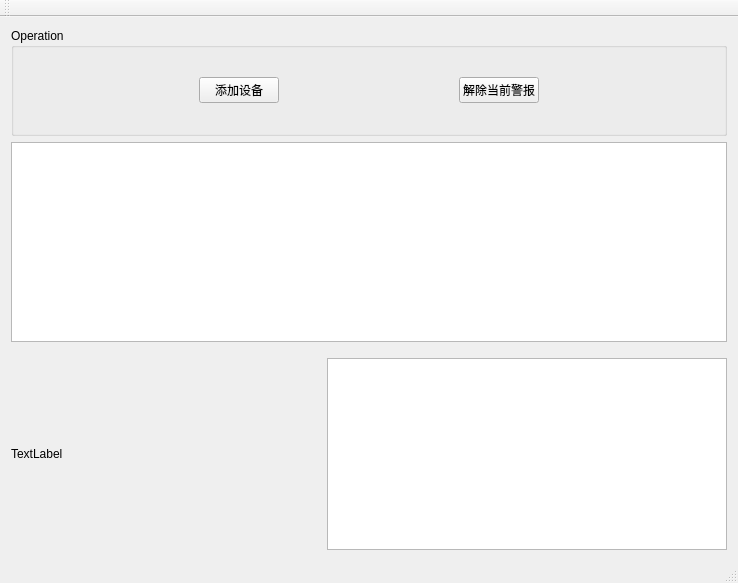
This is CameraStatusMonitor/mainwindow.ui in humadivinty/Qt_CameraStatusMonitor as Qt 5 draws it before an edit. The edited form follows.
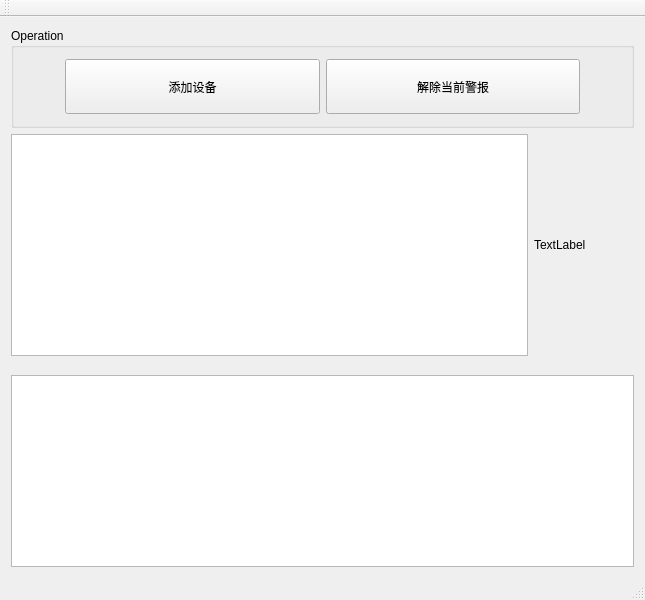
This is the edited form.

Diff of the .ui file:
```diff
--- a/CameraStatusMonitor/mainwindow.ui
+++ b/CameraStatusMonitor/mainwindow.ui
@@ -6,16 +6,26 @@
    <rect>
     <x>0</x>
     <y>0</y>
-    <width>738</width>
-    <height>583</height>
+    <width>645</width>
+    <height>600</height>
    </rect>
   </property>
+  <property name="sizePolicy">
+   <sizepolicy hsizetype="Minimum" vsizetype="Minimum">
+    <horstretch>0</horstretch>
+    <verstretch>0</verstretch>
+   </sizepolicy>
+  </property>
+  <property name="minimumSize">
+   <size>
+    <width>645</width>
+    <height>600</height>
+   </size>
+  </property>
   <property name="windowTitle">
    <string>MainWindow</string>
   </property>
   <widget class="QWidget" name="centralWidget">
-   <layout class="QHBoxLayout" name="horizontalLayout_3">
-    <item>
      <layout class="QVBoxLayout" name="verticalLayout">
       <item>
        <widget class="QGroupBox" name="groupBox">
@@ -31,17 +41,39 @@
           <height>80</height>
          </size>
         </property>
+      <property name="maximumSize">
+       <size>
+        <width>16777215</width>
+        <height>100</height>
+       </size>
+      </property>
         <property name="title">
          <string>Operation</string>
         </property>
         <layout class="QHBoxLayout" name="horizontalLayout_2">
+       <item>
+        <spacer name="horizontalSpacer_2">
+         <property name="orientation">
+          <enum>Qt::Horizontal</enum>
+         </property>
+         <property name="sizeType">
+          <enum>QSizePolicy::Preferred</enum>
+         </property>
+         <property name="sizeHint" stdset="0">
+          <size>
+           <width>40</width>
+           <height>20</height>
+          </size>
+         </property>
+        </spacer>
+       </item>
          <item>
           <widget class="QPushButton" name="pushButton">
            <property name="enabled">
             <bool>true</bool>
            </property>
            <property name="sizePolicy">
-            <sizepolicy hsizetype="Fixed" vsizetype="Fixed">
+          <sizepolicy hsizetype="Preferred" vsizetype="Preferred">
              <horstretch>0</horstretch>
              <verstretch>0</verstretch>
             </sizepolicy>
@@ -54,7 +86,7 @@
          <item>
           <widget class="QPushButton" name="pushButton_2">
            <property name="sizePolicy">
-            <sizepolicy hsizetype="Fixed" vsizetype="Fixed">
+          <sizepolicy hsizetype="Preferred" vsizetype="Preferred">
              <horstretch>0</horstretch>
              <verstretch>0</verstretch>
             </sizepolicy>
@@ -64,9 +96,27 @@
            </property>
           </widget>
          </item>
+       <item>
+        <spacer name="horizontalSpacer_3">
+         <property name="orientation">
+          <enum>Qt::Horizontal</enum>
+         </property>
+         <property name="sizeType">
+          <enum>QSizePolicy::Preferred</enum>
+         </property>
+         <property name="sizeHint" stdset="0">
+          <size>
+           <width>40</width>
+           <height>20</height>
+          </size>
+         </property>
+        </spacer>
+       </item>
         </layout>
        </widget>
       </item>
+    <item>
+     <layout class="QHBoxLayout" name="horizontalLayout">
       <item>
        <widget class="QTableView" name="StatusTableView">
         <property name="minimumSize">
@@ -75,26 +125,14 @@
           <height>200</height>
          </size>
         </property>
-       </widget>
-      </item>
-      <item>
-       <spacer name="verticalSpacer">
-        <property name="orientation">
-         <enum>Qt::Vertical</enum>
-        </property>
-        <property name="sizeType">
-         <enum>QSizePolicy::Fixed</enum>
-        </property>
-        <property name="sizeHint" stdset="0">
+        <property name="maximumSize">
          <size>
-          <width>10</width>
-          <height>10</height>
+          <width>16777215</width>
+          <height>400</height>
          </size>
         </property>
-       </spacer>
+       </widget>
       </item>
-      <item>
-       <layout class="QHBoxLayout" name="horizontalLayout">
         <item>
          <widget class="QLabel" name="label">
           <property name="sizePolicy">
@@ -114,18 +152,20 @@
           </property>
          </widget>
         </item>
+     </layout>
+    </item>
         <item>
-         <spacer name="horizontalSpacer">
+     <spacer name="verticalSpacer">
           <property name="orientation">
-           <enum>Qt::Horizontal</enum>
+       <enum>Qt::Vertical</enum>
           </property>
           <property name="sizeType">
            <enum>QSizePolicy::Fixed</enum>
           </property>
           <property name="sizeHint" stdset="0">
            <size>
-            <width>30</width>
-            <height>20</height>
+        <width>13</width>
+        <height>13</height>
            </size>
           </property>
          </spacer>
@@ -141,14 +181,10 @@
           <property name="minimumSize">
            <size>
             <width>400</width>
-            <height>80</height>
+        <height>100</height>
            </size>
           </property>
          </widget>
-        </item>
-       </layout>
-      </item>
-     </layout>
     </item>
    </layout>
   </widget>
```
Left out of the diff: 2 changed lines with no effect on the pictures. Lines whose indentation alone changed are shown as unchanged.
